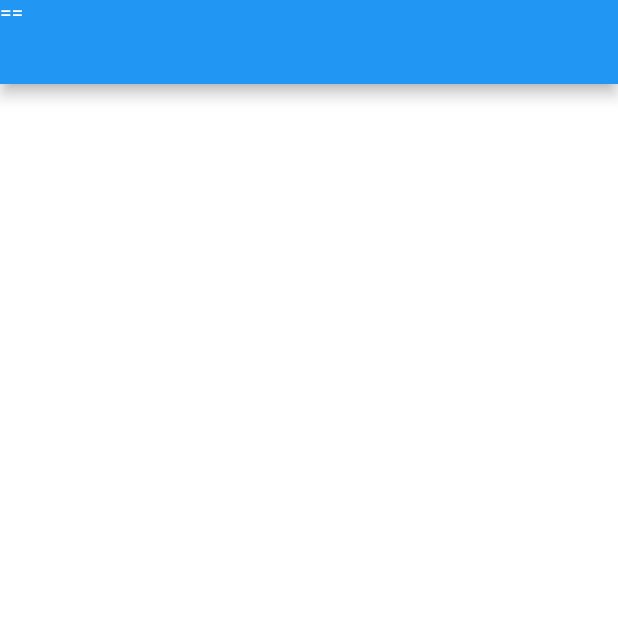
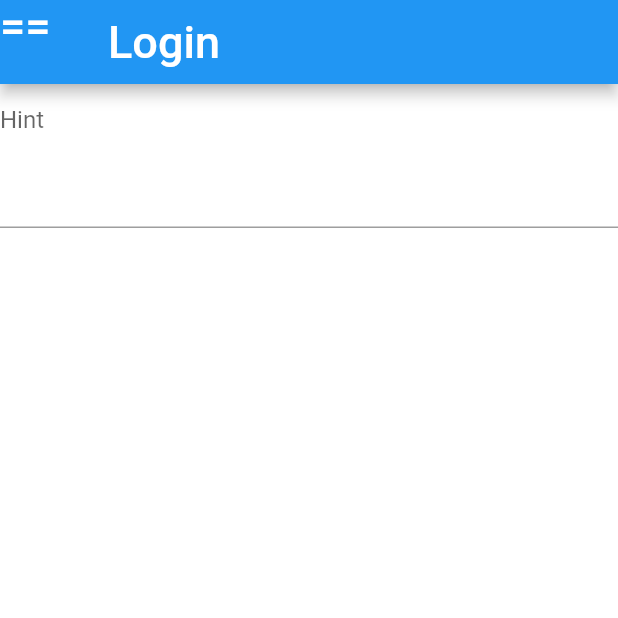
Before and after one commit to ianSurii/100DaysOfCodeProjects, a Flutter app: the screen it shows after launch, on a phone screen of 412 x 824 dp, the top half of it. Run offline on Flutter 3.47's test engine with Material 2 defaults, Android fonts, the phone set to English and light mode, and no system bars.

Commit message:
flutter login

```diff
--- a/FlutterLogin/lib/Screens/login/login.dart
+++ b/FlutterLogin/lib/Screens/login/login.dart
@@ -1,5 +1,8 @@
+
 import 'package:flutter/material.dart';
 import 'package:flutter/painting.dart';
+import 'package:flutter/rendering.dart';
+
  class Login extends StatelessWidget{
 
    Widget build(BuildContext context){
@@ -7,18 +10,72 @@ import 'package:flutter/painting.dart';
          backgroundColor: Colors.white,
           appBar: AppBar(
             title:Text('Login',
-            style: TextStyle( color: Colors.blue,
+            style: TextStyle( color: Colors.white,
                 fontWeight: FontWeight.w500,
                 fontSize: 30),
             ),
-          leading: Text("=="),
+          leading: Text("==",
+          style:TextStyle(color: Colors.white,
+              fontWeight: FontWeight.w500,
+              fontSize: 30)),
+
             actions: <Widget>[
 
             ],
 
           ),
+
+     body: Body(),
      );
+
    }
 
 
  }
+class Body extends StatelessWidget{
+  @override
+  Widget build(BuildContext context) {
+    // TODO: implement build
+    Size size = MediaQuery.of(context).size;
+
+    return Container(
+      width: double.infinity,
+      height: size.height,
+      child: Stack(
+        alignment: Alignment.center,
+        children: <Widget>[
+          Container(
+            width: double.infinity,
+            height: double.infinity*0.5,
+            child: Column(
+              children: <Widget>[
+        TextField(
+
+        cursorColor: Colors.green,
+        decoration: InputDecoration(
+
+        hintText:"Hint",
+        border: InputBorder.none,
+    ),
+          ),
+          Container(
+              child: Column(
+                children: <Widget>[
+                  TextField(
+
+                  )
+                ],
+              )
+          ),
+
+
+        ],
+      )
+      ),
+      ],
+    ),
+
+    );
+  }
+
+}
```
